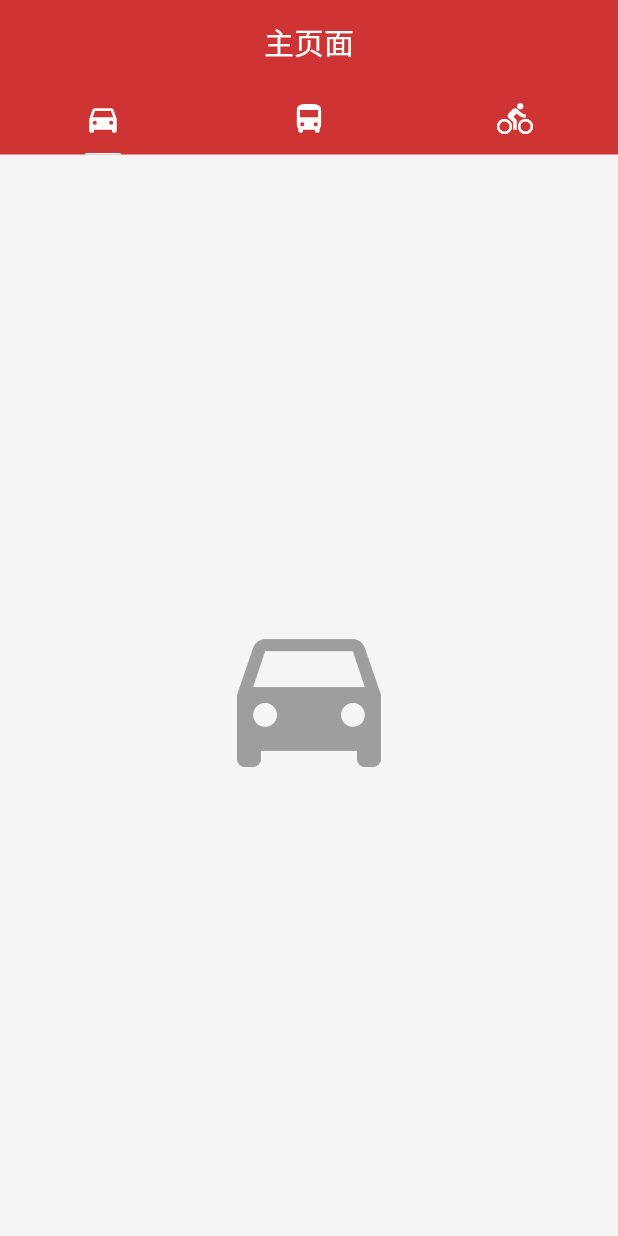
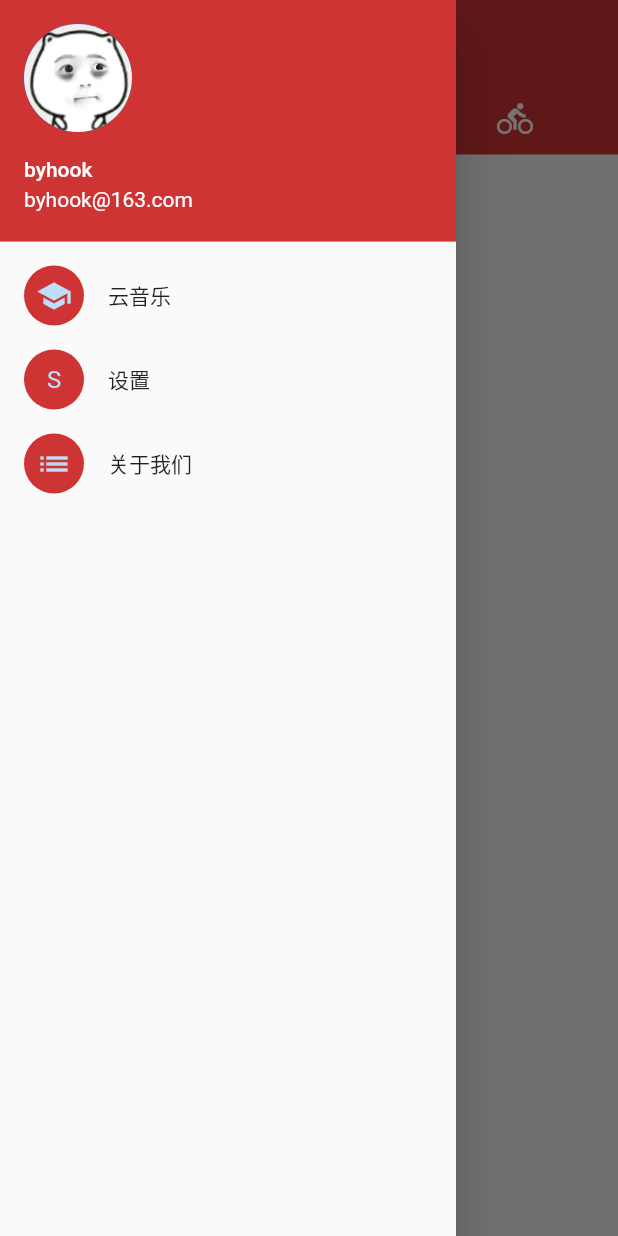
Before and after one commit to byhook/cloud-music, a Flutter app: the screen it shows after launch, with the side drawer open (before the commit the screen has no drawer), on a phone screen of 412 x 824 dp. Run offline on Flutter 3.47's test engine with Material 2 defaults, Android fonts, the phone set to English and light mode, and no system bars.

Commit message:
配置左侧页面样式

```diff
--- a/lib/home/HomePage.dart
+++ b/lib/home/HomePage.dart
@@ -1,9 +1,29 @@
 import 'package:flutter/material.dart';
 
-class HomePage extends StatelessWidget {
+class HomePage extends StatefulWidget {
+
+  @override
+  State<StatefulWidget> createState() {
+    return new HomePageState();
+  }
+
+}
+
+class HomePageState extends State<HomePage> {
 
   @override
   Widget build(BuildContext context) {
+    Widget userHeader = UserAccountsDrawerHeader(
+      decoration: BoxDecoration(
+          color: Color(0xFFCE3433)
+      ),
+      accountName: Text("byhook"),
+      accountEmail: Text("byhook@163.com"),
+      currentAccountPicture: CircleAvatar(
+          backgroundImage: AssetImage('images/default_avatar.jpg')
+      ),
+    );
+
     return DefaultTabController(
       length: 3,
       child: new Scaffold(
@@ -32,6 +52,36 @@ class HomePage extends StatelessWidget {
               Icon(Icons.directions_bike, size: 128.0, color: Colors.grey),
             ]
         ),
+        drawer: Drawer(
+          child: ListView(
+            padding: EdgeInsets.zero,
+            children: <Widget>[
+              userHeader,
+              ListTile(title: Text('云音乐'),
+                leading: new CircleAvatar(
+                    backgroundColor: Color(0xFFCE3433),
+                    child: new Icon(Icons.school)),
+                onTap: () {
+                  Navigator.pop(context);
+                },),
+              ListTile(title: Text('设置'),
+                leading: new CircleAvatar(
+                    backgroundColor: Color(0xFFCE3433),
+                    child: new Text('S')
+                ),
+                onTap: () {
+                  Navigator.pop(context);
+                },),
+              ListTile(title: Text('关于我们'),
+                leading: new CircleAvatar(
+                    backgroundColor: Color(0xFFCE3433),
+                    child: new Icon(Icons.list)),
+                onTap: () {
+                  Navigator.pop(context);
+                },),
+            ],
+          ),
+        ),
       ),
     );
   }
--- a/pubspec.yaml
+++ b/pubspec.yaml
@@ -36,6 +36,10 @@ flutter:
   # the material Icons class.
   uses-material-design: true
 
+  assets:
+  - images/cover_header.png
+  - images/default_avatar.jpg
+
   # To add assets to your application, add an assets section, like this:
   # assets:
   #  - images/a_dot_burr.jpeg
```
Also changed, not shown: images/default_avatar.jpg (added), 1 other file.
